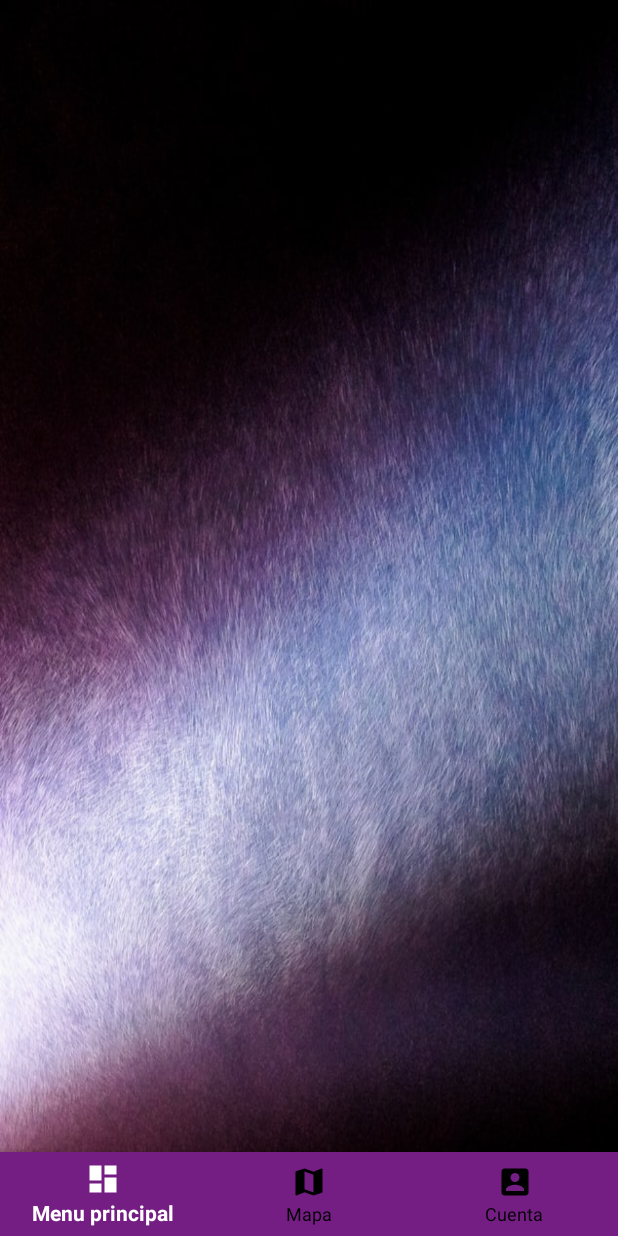
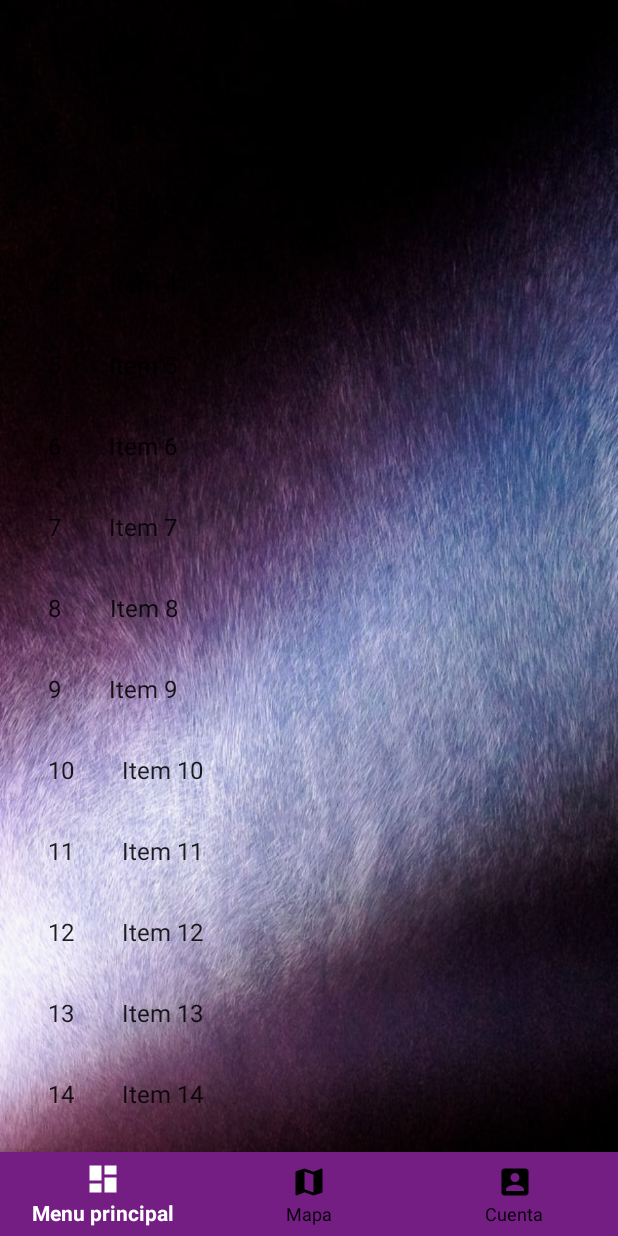
Before and after one commit to AdrianAlonsoDev/FiestasGranada, an Android app: the HomeActivity screen opened directly, with no data from a screen before it, on a phone screen of 412 x 824 dp. Run offline under Robolectric (Android 15) with nearby library versions, the phone set to English and light mode, and no system bars.

Commit message:
Probando fragments
Signed-off-by: PabloPicoTres <SoyPabloJajaSalu2@gmail.com>

```diff
--- a/app/build.gradle
+++ b/app/build.gradle
@@ -29,6 +29,7 @@ dependencies {
     implementation 'androidx.appcompat:appcompat:1.1.0'
     implementation 'androidx.constraintlayout:constraintlayout:1.1.3'
     implementation 'androidx.legacy:legacy-support-v4:1.0.0'
+    implementation 'androidx.recyclerview:recyclerview:1.1.0'
     testImplementation 'junit:junit:4.12'
     androidTestImplementation 'androidx.test.ext:junit:1.1.1'
     androidTestImplementation 'androidx.test.espresso:espresso-core:3.2.0'
--- a/app/src/main/java/es/fiestasgranada/main/Evento.java
+++ b/app/src/main/java/es/fiestasgranada/main/Evento.java
@@ -25,6 +25,7 @@ public class Evento {
         this.ubicacion = ubicacion;
         this.fecha = fecha;
     }
+
 
 
     //setters y getters
--- a/app/src/main/java/es/fiestasgranada/main/EventoConEntrada.java
+++ b/app/src/main/java/es/fiestasgranada/main/EventoConEntrada.java
@@ -10,8 +10,8 @@ public class EventoConEntrada extends Evento{
 
     //constructor
 
-    public EventoConEntrada(String titulo, String descripcion, Local ubicacion, Date fecha, double precioEntrada, String entradaIncluye) {
-        super(titulo, descripcion, ubicacion, fecha);
+    public EventoConEntrada(int id, String titulo, String descripcion, Local ubicacion, Date fecha, double precioEntrada, String entradaIncluye) {
+        super(id, titulo, descripcion, ubicacion, fecha);
         this.precioEntrada = precioEntrada;
         this.entradaIncluye = entradaIncluye;
     }
--- /dev/null
+++ b/app/src/main/java/es/fiestasgranada/main/EventoFragment.java
@@ -0,0 +1,109 @@
+package es.fiestasgranada.main;
+
+import android.content.Context;
+import android.os.Bundle;
+
+import androidx.fragment.app.Fragment;
+import androidx.recyclerview.widget.GridLayoutManager;
+import androidx.recyclerview.widget.LinearLayoutManager;
+import androidx.recyclerview.widget.RecyclerView;
+
+import android.view.LayoutInflater;
+import android.view.View;
+import android.view.ViewGroup;
+
+import es.fiestasgranada.main.dummy.DummyContent;
+import es.fiestasgranada.main.dummy.DummyContent.DummyItem;
+
+/**
+ * A fragment representing a list of Items.
+ * <p/>
+ * Activities containing this fragment MUST implement the {@link OnListFragmentInteractionListener}
+ * interface.
+ */
+public class EventoFragment extends Fragment {
+
+    // TODO: Customize parameter argument names
+    private static final String ARG_COLUMN_COUNT = "column-count";
+    // TODO: Customize parameters
+    private int mColumnCount = 1;
+    private OnListFragmentInteractionListener mListener;
+
+    /**
+     * Mandatory empty constructor for the fragment manager to instantiate the
+     * fragment (e.g. upon screen orientation changes).
+     */
+    public EventoFragment() {
+    }
+
+    // TODO: Customize parameter initialization
+    @SuppressWarnings("unused")
+    public static EventoFragment newInstance(int columnCount) {
+        EventoFragment fragment = new EventoFragment();
+        Bundle args = new Bundle();
+        args.putInt(ARG_COLUMN_COUNT, columnCount);
+        fragment.setArguments(args);
+        return fragment;
+    }
+
+    @Override
+    public void onCreate(Bundle savedInstanceState) {
+        super.onCreate(savedInstanceState);
+
+        if (getArguments() != null) {
+            mColumnCount = getArguments().getInt(ARG_COLUMN_COUNT);
+        }
+    }
+
+    @Override
+    public View onCreateView(LayoutInflater inflater, ViewGroup container,
+                             Bundle savedInstanceState) {
+        View view = inflater.inflate(R.layout.fragment_evento_list, container, false);
+
+        // Set the adapter
+        if (view instanceof RecyclerView) {
+            Context context = view.getContext();
+            RecyclerView recyclerView = (RecyclerView) view;
+            if (mColumnCount <= 1) {
+                recyclerView.setLayoutManager(new LinearLayoutManager(context));
+            } else {
+                recyclerView.setLayoutManager(new GridLayoutManager(context, mColumnCount));
+            }
+            recyclerView.setAdapter(new MyEventoRecyclerViewAdapter(DummyContent.ITEMS, mListener));
+        }
+        return view;
+    }
+
+
+    @Override
+    public void onAttach(Context context) {
+        super.onAttach(context);
+        if (context instanceof OnListFragmentInteractionListener) {
+            mListener = (OnListFragmentInteractionListener) context;
+        } else {
+            throw new RuntimeException(context.toString()
+                    + " must implement OnListFragmentInteractionListener");
+        }
+    }
+
+    @Override
+    public void onDetach() {
+        super.onDetach();
+        mListener = null;
+    }
+
+    /**
+     * This interface must be implemented by activities that contain this
+     * fragment to allow an interaction in this fragment to be communicated
+     * to the activity and potentially other fragments contained in that
+     * activity.
+     * <p/>
+     * See the Android Training lesson <a href=
+     * "http://developer.android.com/training/basics/fragments/communicating.html"
+     * >Communicating with Other Fragments</a> for more information.
+     */
+    public interface OnListFragmentInteractionListener {
+        // TODO: Update argument type and name
+        void onListFragmentInteraction(DummyItem item);
+    }
+}
--- a/app/src/main/java/es/fiestasgranada/main/HomeActivity.java
+++ b/app/src/main/java/es/fiestasgranada/main/HomeActivity.java
@@ -19,7 +19,10 @@ public class HomeActivity extends AppCompatActivity {
 
         //inicia el fragment
 
-
+        getSupportFragmentManager()
+                .beginTransaction()
+                .add(R.id.contenedor, new EventoFragment())
+                .commit();
 
 
         //Initialize and Assign Variable
--- /dev/null
+++ b/app/src/main/java/es/fiestasgranada/main/MyEventoRecyclerViewAdapter.java
@@ -0,0 +1,78 @@
+package es.fiestasgranada.main;
+
+import androidx.recyclerview.widget.RecyclerView;
+
+import android.view.LayoutInflater;
+import android.view.View;
+import android.view.ViewGroup;
+import android.widget.TextView;
+
+import es.fiestasgranada.main.EventoFragment.OnListFragmentInteractionListener;
+import es.fiestasgranada.main.dummy.DummyContent.DummyItem;
+
+import java.util.List;
+
+/**
+ * {@link RecyclerView.Adapter} that can display a {@link DummyItem} and makes a call to the
+ * specified {@link OnListFragmentInteractionListener}.
+ * TODO: Replace the implementation with code for your data type.
+ */
+public class MyEventoRecyclerViewAdapter extends RecyclerView.Adapter<MyEventoRecyclerViewAdapter.ViewHolder> {
+
+    private final List<DummyItem> mValues;
+    private final OnListFragmentInteractionListener mListener;
+
+    public MyEventoRecyclerViewAdapter(List<DummyItem> items, OnListFragmentInteractionListener listener) {
+        mValues = items;
+        mListener = listener;
+    }
+
+    @Override
+    public ViewHolder onCreateViewHolder(ViewGroup parent, int viewType) {
+        View view = LayoutInflater.from(parent.getContext())
+                .inflate(R.layout.fragment_evento, parent, false);
+        return new ViewHolder(view);
+    }
+
+    @Override
+    public void onBindViewHolder(final ViewHolder holder, int position) {
+        holder.mItem = mValues.get(position);
+        holder.mIdView.setText(mValues.get(position).id);
+        holder.mContentView.setText(mValues.get(position).content);
+
+        holder.mView.setOnClickListener(new View.OnClickListener() {
+            @Override
+            public void onClick(View v) {
+                if (null != mListener) {
+                    // Notify the active callbacks interface (the activity, if the
+                    // fragment is attached to one) that an item has been selected.
+                    mListener.onListFragmentInteraction(holder.mItem);
+                }
+            }
+        });
+    }
+
+    @Override
+    public int getItemCount() {
+        return mValues.size();
+    }
+
+    public class ViewHolder extends RecyclerView.ViewHolder {
+        public final View mView;
+        public final TextView mIdView;
+        public final TextView mContentView;
+        public DummyItem mItem;
+
+        public ViewHolder(View view) {
+            super(view);
+            mView = view;
+            mIdView = (TextView) view.findViewById(R.id.item_number);
+            mContentView = (TextView) view.findViewById(R.id.content);
+        }
+
+        @Override
+        public String toString() {
+            return super.toString() + " '" + mContentView.getText() + "'";
+        }
+    }
+}
--- a/app/src/main/res/layout/activity_home.xml
+++ b/app/src/main/res/layout/activity_home.xml
@@ -8,13 +8,16 @@
     android:background="@drawable/home"
     >
 
-    <view
-        android:id="@+id/ListadoEventos"
-        class="androidx.appcompat.app.AlertController$RecycleListView"
+    <FrameLayout
+        android:id="@+id/contenedor"
         android:layout_width="match_parent"
-        android:layout_height="match_parent">
+        android:layout_height="match_parent"
+        app:layout_constraintBottom_toTopOf="@+id/bottom_nav"
+        app:layout_constraintEnd_toEndOf="parent"
+        app:layout_constraintStart_toStartOf="parent"
+        app:layout_constraintTop_toTopOf="parent">
 
-    </view>
+    </FrameLayout>
 
     <com.google.android.material.bottomnavigation.BottomNavigationView
         android:id="@+id/bottom_nav"
--- /dev/null
+++ b/app/src/main/res/layout/fragment_evento.xml
@@ -0,0 +1,20 @@
+<?xml version="1.0" encoding="utf-8"?>
+<LinearLayout xmlns:android="http://schemas.android.com/apk/res/android"
+    android:layout_width="wrap_content"
+    android:layout_height="wrap_content"
+    android:orientation="horizontal">
+
+    <TextView
+        android:id="@+id/item_number"
+        android:layout_width="wrap_content"
+        android:layout_height="wrap_content"
+        android:layout_margin="@dimen/text_margin"
+        android:textAppearance="?attr/textAppearanceListItem" />
+
+    <TextView
+        android:id="@+id/content"
+        android:layout_width="wrap_content"
+        android:layout_height="wrap_content"
+        android:layout_margin="@dimen/text_margin"
+        android:textAppearance="?attr/textAppearanceListItem" />
+</LinearLayout>
--- /dev/null
+++ b/app/src/main/res/layout/fragment_evento_list.xml
@@ -0,0 +1,13 @@
+<?xml version="1.0" encoding="utf-8"?>
+<androidx.recyclerview.widget.RecyclerView xmlns:android="http://schemas.android.com/apk/res/android"
+    xmlns:app="http://schemas.android.com/apk/res-auto"
+    xmlns:tools="http://schemas.android.com/tools"
+    android:id="@+id/list"
+    android:name="es.fiestasgranada.main.fragments.EventoFragment"
+    android:layout_width="match_parent"
+    android:layout_height="match_parent"
+    android:layout_marginLeft="16dp"
+    android:layout_marginRight="16dp"
+    app:layoutManager="LinearLayoutManager"
+    tools:context=".EventoFragment"
+    tools:listitem="@layout/fragment_evento" />
--- /dev/null
+++ b/app/src/main/res/values/dimens.xml
@@ -0,0 +1,4 @@
+<?xml version="1.0" encoding="utf-8"?>
+<resources>
+    <dimen name="text_margin">16dp</dimen>
+</resources>
```
Also changed, not shown: app/src/main/java/es/fiestasgranada/main/dummy/DummyContent.java (added, +72 -0 lines).
